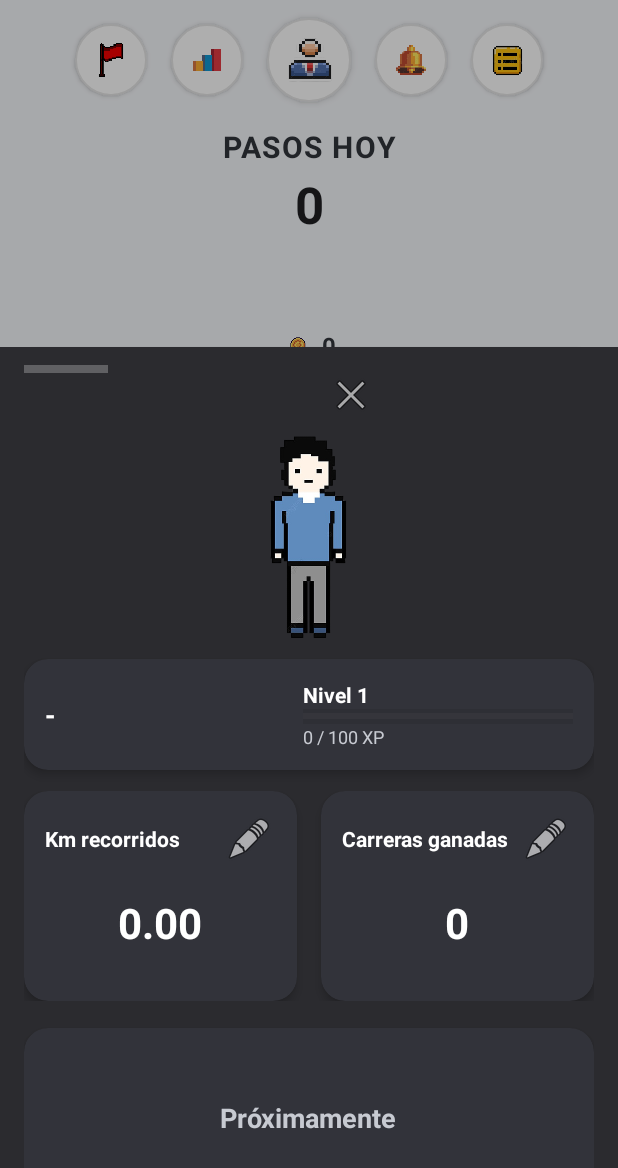
After one commit to ezepalleros/PodoVS-app-, an Android app: the fragment ProfileFragment placed in its activity, on a phone screen of 412 x 824 dp. The commit adds this screen. Shown: the top 1168 px of the screen. Run offline under Robolectric (Android 15) with nearby library versions, the phone set to English and light mode, and no system bars; 1 statement that could not run was skipped.

Commit message:
ProfileFragment agregado

```diff
--- a/app/src/main/java/com/example/podovs/MainActivity.java
+++ b/app/src/main/java/com/example/podovs/MainActivity.java
@@ -107,9 +107,8 @@ public class MainActivity extends AppCompatActivity {
         // --- Clicks de la fila superior ---
         findViewById(R.id.btnTopGoals).setOnClickListener(v -> openGoalsFragment());
         findViewById(R.id.btnTopStats).setOnClickListener(v -> openStatsFragment());
-        findViewById(R.id.btnTopProfile).setOnClickListener(v ->
-                Toast.makeText(this, "Perfil (próximamente)", Toast.LENGTH_SHORT).show());
-        findViewById(R.id.btnTopNotifications).setOnClickListener(v -> openNotificationsFragment());
+        findViewById(R.id.btnTopProfile).setOnClickListener(v -> openProfileSheet()); // <-- abrir perfil
+        findViewById(R.id.btnTopNotifications).setOnClickListener(v -> openNotificationsFragment()); // <-- abrir notifs
         findViewById(R.id.btnTopOptions).setOnClickListener(v ->
                 Toast.makeText(this, "Opciones (próximamente)", Toast.LENGTH_SHORT).show());
 
@@ -169,6 +168,13 @@ public class MainActivity extends AppCompatActivity {
                 .commit();
     }
 
+    // Abre el panel inferior de perfil (BottomSheetDialogFragment)
+    private void openProfileSheet() {
+        ProfileFragment sheet = new ProfileFragment();
+        sheet.show(getSupportFragmentManager(), "profile_sheet");
+    }
+
+    // Abre la lista de notificaciones
     private void openNotificationsFragment() {
         getSupportFragmentManager()
                 .beginTransaction()
--- /dev/null
+++ b/app/src/main/java/com/example/podovs/ProfileFragment.java
@@ -0,0 +1,236 @@
+package com.example.podovs;
+
+import android.content.Context;
+import android.content.SharedPreferences;
+import android.database.Cursor;
+import android.os.Bundle;
+import android.text.TextUtils;
+import android.view.LayoutInflater;
+import android.view.View;
+import android.view.ViewGroup;
+import android.widget.ImageButton;
+import android.widget.ImageView;
+import android.widget.ProgressBar;
+import android.widget.TextView;
+
+import androidx.annotation.NonNull;
+import androidx.annotation.Nullable;
+
+import com.google.android.material.bottomsheet.BottomSheetDialogFragment;
+
+import java.util.LinkedHashMap;
+import java.util.Locale;
+import java.util.Map;
+
+public class ProfileFragment extends BottomSheetDialogFragment {
+
+    // UI
+    private ImageView ivAvatar;
+    private TextView tvName;
+    private TextView tvLevel;
+    private ProgressBar pbXp;
+    private TextView tvXpHint;
+
+    private TextView tvStat1Title, tvStat1Value;
+    private ImageButton btnEdit1;
+    private TextView tvStat2Title, tvStat2Value;
+    private ImageButton btnEdit2;
+
+    // Data
+    private DatabaseHelper db;
+    private long userId = -1L;
+
+    // Config
+    private static final String PREFS_PROFILE = "profile_prefs";
+    private static final String KEY_SLOT1 = "slot1_key";
+    private static final String KEY_SLOT2 = "slot2_key";
+    private static final int XP_PER_LEVEL = 100; // debe coincidir con DatabaseHelper
+
+    // Conjunto de métricas disponibles (clave -> título en UI)
+    // Las claves se usan para guardar preferencia de qué mostrar.
+    private static final LinkedHashMap<String, String> METRIC_TITLES = new LinkedHashMap<>();
+    static {
+        METRIC_TITLES.put(DatabaseHelper.COL_ST_KM_TOTAL, "Km recorridos");
+        METRIC_TITLES.put(DatabaseHelper.COL_ST_CARRERAS_GANADAS, "Carreras ganadas");
+        METRIC_TITLES.put(DatabaseHelper.COL_ST_OBJ_COMPRADOS, "Objetos comprados");
+        METRIC_TITLES.put(DatabaseHelper.COL_ST_EVENTOS_PART, "Eventos participados");
+        METRIC_TITLES.put(DatabaseHelper.COL_ST_MEJOR_POS_MENSUAL, "Mejor posición mensual");
+        METRIC_TITLES.put(DatabaseHelper.COL_ST_METAS_DIARIAS_OK, "Metas diarias OK");
+        METRIC_TITLES.put(DatabaseHelper.COL_ST_METAS_SEMANALES_OK, "Metas semanales OK");
+        METRIC_TITLES.put(DatabaseHelper.COL_ST_PASOS_TOTALES, "Pasos totales");
+    }
+
+    public ProfileFragment() {}
+
+    @Nullable @Override
+    public View onCreateView(
+            @NonNull LayoutInflater inflater,
+            @Nullable ViewGroup container,
+            @Nullable Bundle savedInstanceState
+    ) {
+        return inflater.inflate(R.layout.fragment_profile, container, false);
+    }
+
+    @Override
+    public void onViewCreated(@NonNull View v, @Nullable Bundle savedInstanceState) {
+        super.onViewCreated(v, savedInstanceState);
+
+        ivAvatar = v.findViewById(R.id.ivAvatarLarge);
+        tvName = v.findViewById(R.id.tvUserName);
+        tvLevel = v.findViewById(R.id.tvLevel);
+        pbXp = v.findViewById(R.id.pbXp);
+        tvXpHint = v.findViewById(R.id.tvXpHint);
+
+        tvStat1Title = v.findViewById(R.id.tvStat1Title);
+        tvStat1Value = v.findViewById(R.id.tvStat1Value);
+        btnEdit1 = v.findViewById(R.id.btnEdit1);
+
+        tvStat2Title = v.findViewById(R.id.tvStat2Title);
+        tvStat2Value = v.findViewById(R.id.tvStat2Value);
+        btnEdit2 = v.findViewById(R.id.btnEdit2);
+
+        ImageButton btnClose = v.findViewById(R.id.btnCloseSheet);
+        btnClose.setOnClickListener(view -> dismiss());
+
+        ivAvatar.setImageResource(R.drawable.default_avatar);
+
+        db = new DatabaseHelper(requireContext());
+        userId = requireContext().getSharedPreferences("session", Context.MODE_PRIVATE)
+                .getLong("user_id", -1L);
+
+        // Cargar nombre/level/xp
+        loadHeader();
+
+        // Cargar y mostrar dos tarjetas configurables
+        refreshStatCards();
+
+        // Editar qué métrica se muestra en cada tarjeta
+        btnEdit1.setOnClickListener(view -> showPickerForSlot(1));
+        btnEdit2.setOnClickListener(view -> showPickerForSlot(2));
+    }
+
+    // ---------- Header (nombre, nivel, XP) ----------
+    private void loadHeader() {
+        // nombre + nivel
+        Cursor cu = db.getReadableDatabase().rawQuery(
+                "SELECT " + DatabaseHelper.COL_NOMBRE + ", " + DatabaseHelper.COL_NIVEL +
+                        " FROM " + DatabaseHelper.TABLE_USUARIOS + " WHERE " + DatabaseHelper.COL_ID + "=? LIMIT 1",
+                new String[]{ String.valueOf(userId) }
+        );
+        String nombre = "-";
+        int nivel = 1;
+        try {
+            if (cu.moveToFirst()) {
+                nombre = cu.isNull(0) ? "-" : cu.getString(0);
+                nivel = cu.isNull(1) ? 1 : cu.getInt(1);
+            }
+        } finally { cu.close(); }
+
+        tvName.setText(nombre);
+        tvLevel.setText(String.format(Locale.getDefault(), "Nivel %d", nivel));
+
+        // XP actual
+        Cursor cxp = db.getReadableDatabase().rawQuery(
+                "SELECT s." + DatabaseHelper.COL_ST_XP +
+                        " FROM " + DatabaseHelper.TABLE_USUARIOS + " u " +
+                        "JOIN " + DatabaseHelper.TABLE_STATS + " s ON s." + DatabaseHelper.COL_ST_ID + " = u." + DatabaseHelper.COL_STATS_FK + " " +
+                        "WHERE u." + DatabaseHelper.COL_ID + "=? LIMIT 1",
+                new String[]{ String.valueOf(userId) }
+        );
+        int xp = 0;
+        try {
+            if (cxp.moveToFirst()) xp = cxp.isNull(0) ? 0 : cxp.getInt(0);
+        } finally { cxp.close(); }
+
+        pbXp.setMax(XP_PER_LEVEL);
+        pbXp.setProgress(Math.max(0, Math.min(xp, XP_PER_LEVEL)));
+        tvXpHint.setText(String.format(Locale.getDefault(), "%d / %d XP", xp, XP_PER_LEVEL));
+    }
+
+    // ---------- Tarjetas configurables ----------
+    private void refreshStatCards() {
+        SharedPreferences sp = requireContext().getSharedPreferences(PREFS_PROFILE, Context.MODE_PRIVATE);
+        String k1 = sp.getString(KEY_SLOT1, DatabaseHelper.COL_ST_KM_TOTAL);
+        String k2 = sp.getString(KEY_SLOT2, DatabaseHelper.COL_ST_CARRERAS_GANADAS);
+
+        // Evitar que ambas tarjetas muestren lo mismo en el primer inicio
+        if (TextUtils.equals(k1, k2)) k2 = DatabaseHelper.COL_ST_CARRERAS_GANADAS;
+
+        Map<String, Object> values = readAllMetrics();
+
+        tvStat1Title.setText(titleFor(k1));
+        tvStat1Value.setText(formatValue(k1, values.get(k1)));
+
+        tvStat2Title.setText(titleFor(k2));
+        tvStat2Value.setText(formatValue(k2, values.get(k2)));
+    }
+
+    private Map<String, Object> readAllMetrics() {
+        LinkedHashMap<String, Object> map = new LinkedHashMap<>();
+        String sql = "SELECT " +
+                "s." + DatabaseHelper.COL_ST_KM_TOTAL + "," +
+                "s." + DatabaseHelper.COL_ST_CARRERAS_GANADAS + "," +
+                "s." + DatabaseHelper.COL_ST_OBJ_COMPRADOS + "," +
+                "s." + DatabaseHelper.COL_ST_EVENTOS_PART + "," +
+                "s." + DatabaseHelper.COL_ST_MEJOR_POS_MENSUAL + "," +
+                "s." + DatabaseHelper.COL_ST_METAS_DIARIAS_OK + "," +
+                "s." + DatabaseHelper.COL_ST_METAS_SEMANALES_OK + "," +
+                "s." + DatabaseHelper.COL_ST_PASOS_TOTALES +
+                " FROM " + DatabaseHelper.TABLE_USUARIOS + " u " +
+                "JOIN " + DatabaseHelper.TABLE_STATS + " s ON s." + DatabaseHelper.COL_ST_ID + " = u." + DatabaseHelper.COL_STATS_FK + " " +
+                "WHERE u." + DatabaseHelper.COL_ID + "=? LIMIT 1";
+
+        Cursor c = db.getReadableDatabase().rawQuery(sql, new String[]{ String.valueOf(userId) });
+        try {
+            if (c.moveToFirst()) {
+                map.put(DatabaseHelper.COL_ST_KM_TOTAL, c.isNull(0) ? 0d : c.getDouble(0));
+                map.put(DatabaseHelper.COL_ST_CARRERAS_GANADAS, c.isNull(1) ? 0 : c.getInt(1));
+                map.put(DatabaseHelper.COL_ST_OBJ_COMPRADOS, c.isNull(2) ? 0 : c.getInt(2));
+                map.put(DatabaseHelper.COL_ST_EVENTOS_PART, c.isNull(3) ? 0 : c.getInt(3));
+                map.put(DatabaseHelper.COL_ST_MEJOR_POS_MENSUAL, c.isNull(4) ? null : c.getInt(4));
+                map.put(DatabaseHelper.COL_ST_METAS_DIARIAS_OK, c.isNull(5) ? 0 : c.getInt(5));
+                map.put(DatabaseHelper.COL_ST_METAS_SEMANALES_OK, c.isNull(6) ? 0 : c.getInt(6));
+                map.put(DatabaseHelper.COL_ST_PASOS_TOTALES, c.isNull(7) ? 0 : c.getInt(7));
+            }
+        } finally { c.close(); }
+        return map;
+    }
+
+    private String titleFor(String key) {
+        String t = METRIC_TITLES.get(key);
+        return (t == null) ? key : t;
+    }
+
+    private String formatValue(String key, Object value) {
+        if (key.equals(DatabaseHelper.COL_ST_KM_TOTAL)) {
+            double km = value instanceof Number ? ((Number) value).doubleValue() : 0d;
+            return String.format(Locale.getDefault(), "%.2f", km);
+        }
+        if (key.equals(DatabaseHelper.COL_ST_MEJOR_POS_MENSUAL)) {
+            if (value == null) return "-";
+            return String.valueOf(((Number) value).intValue());
+        }
+        // restantes: números enteros
+        int v = (value instanceof Number) ? ((Number) value).intValue() : 0;
+        return String.format(Locale.getDefault(), "%,d", v);
+    }
+
+    private void showPickerForSlot(int slot) {
+        final String[] keys = METRIC_TITLES.keySet().toArray(new String[0]);
+        final String[] titles = METRIC_TITLES.values().toArray(new String[0]);
+
+        new androidx.appcompat.app.AlertDialog.Builder(requireContext())
+                .setTitle("Elegí una estadística")
+                .setItems(titles, (dialog, which) -> {
+                    String chosenKey = keys[which];
+                    SharedPreferences sp = requireContext().getSharedPreferences(PREFS_PROFILE, Context.MODE_PRIVATE);
+                    if (slot == 1) {
+                        sp.edit().putString(KEY_SLOT1, chosenKey).apply();
+                    } else {
+                        sp.edit().putString(KEY_SLOT2, chosenKey).apply();
+                    }
+                    refreshStatCards();
+                })
+                .show();
+    }
+}
--- /dev/null
+++ b/app/src/main/res/layout/fragment_profile.xml
@@ -0,0 +1,259 @@
+<?xml version="1.0" encoding="utf-8"?>
+<ScrollView xmlns:android="http://schemas.android.com/apk/res/android"
+    xmlns:app="http://schemas.android.com/apk/res-auto"
+    android:layout_width="match_parent"
+    android:layout_height="wrap_content"
+    android:fillViewport="true"
+    android:background="#2B2B2F">
+
+    <!-- Contenedor del BottomSheet -->
+    <LinearLayout
+        android:layout_width="match_parent"
+        android:layout_height="wrap_content"
+        android:orientation="vertical"
+        android:paddingTop="12dp"
+        android:paddingBottom="24dp"
+        android:paddingStart="16dp"
+        android:paddingEnd="16dp">
+
+        <!-- Handle + cerrar -->
+        <LinearLayout
+            android:layout_width="match_parent"
+            android:layout_height="wrap_content"
+            android:gravity="center_vertical">
+
+            <View
+                android:layout_width="56dp"
+                android:layout_height="5dp"
+                android:layout_marginTop="6dp"
+                android:layout_marginBottom="10dp"
+                android:layout_gravity="center_horizontal"
+                android:background="@android:color/white"
+                android:alpha="0.25" />
+
+            <ImageButton
+                android:id="@+id/btnCloseSheet"
+                android:layout_width="40dp"
+                android:layout_height="40dp"
+                android:layout_weight="1"
+                android:layout_gravity="end"
+                android:background="@android:color/transparent"
+                android:src="@android:drawable/ic_menu_close_clear_cancel" />
+        </LinearLayout>
+
+        <!-- Avatar -->
+        <ImageView
+            android:id="@+id/ivAvatarLarge"
+            android:layout_width="140dp"
+            android:layout_height="140dp"
+            android:layout_gravity="center_horizontal"
+            android:src="@drawable/default_avatar"
+            android:scaleType="centerInside"
+            android:contentDescription="@string/app_name"
+            android:layout_marginTop="6dp"
+            android:layout_marginBottom="10dp" />
+
+        <!-- Nombre + Nivel/XP (card oscura) -->
+        <androidx.cardview.widget.CardView
+            android:layout_width="match_parent"
+            android:layout_height="wrap_content"
+            app:cardBackgroundColor="#32333A"
+            app:cardCornerRadius="16dp"
+            app:cardElevation="4dp">
+
+            <LinearLayout
+                android:layout_width="match_parent"
+                android:layout_height="wrap_content"
+                android:orientation="horizontal"
+                android:gravity="center_vertical"
+                android:padding="14dp">
+
+                <TextView
+                    android:id="@+id/tvUserName"
+                    android:layout_width="0dp"
+                    android:layout_height="wrap_content"
+                    android:layout_weight="1"
+                    android:text="Nombre"
+                    android:textStyle="bold"
+                    android:textSize="18sp"
+                    android:paddingEnd="12dp"
+                    android:maxLines="1"
+                    android:ellipsize="end"
+                    android:textColor="@android:color/white" />
+
+                <LinearLayout
+                    android:layout_width="180dp"
+                    android:layout_height="wrap_content"
+                    android:orientation="vertical">
+
+                    <TextView
+                        android:id="@+id/tvLevel"
+                        android:layout_width="match_parent"
+                        android:layout_height="wrap_content"
+                        android:text="Nivel 1"
+                        android:textStyle="bold"
+                        android:textColor="@android:color/white" />
+
+                    <ProgressBar
+                        android:id="@+id/pbXp"
+                        style="?android:attr/progressBarStyleHorizontal"
+                        android:layout_width="match_parent"
+                        android:layout_height="10dp"
+                        android:max="100"
+                        android:progress="40"
+                        android:progressTint="#6FE6B7"
+                        android:background="#14000000" />
+
+                    <TextView
+                        android:id="@+id/tvXpHint"
+                        android:layout_width="match_parent"
+                        android:layout_height="wrap_content"
+                        android:text="40 / 100 XP"
+                        android:textSize="12sp"
+                        android:textColor="#C7CAD1" />
+                </LinearLayout>
+            </LinearLayout>
+        </androidx.cardview.widget.CardView>
+
+        <!-- Tarjetas de estadísticas configurables -->
+        <LinearLayout
+            android:layout_width="match_parent"
+            android:layout_height="wrap_content"
+            android:orientation="horizontal"
+            android:gravity="center"
+            android:layout_marginTop="14dp"
+            android:layout_marginBottom="10dp">
+
+            <!-- Card 1 -->
+            <androidx.cardview.widget.CardView
+                android:layout_width="0dp"
+                android:layout_height="140dp"
+                android:layout_weight="1"
+                android:layout_marginEnd="8dp"
+                app:cardBackgroundColor="#32333A"
+                app:cardCornerRadius="16dp"
+                app:cardElevation="4dp">
+
+                <LinearLayout
+                    android:layout_width="match_parent"
+                    android:layout_height="match_parent"
+                    android:orientation="vertical"
+                    android:padding="14dp">
+
+                    <LinearLayout
+                        android:layout_width="match_parent"
+                        android:layout_height="wrap_content"
+                        android:orientation="horizontal"
+                        android:gravity="center_vertical">
+
+                        <TextView
+                            android:id="@+id/tvStat1Title"
+                            android:layout_width="0dp"
+                            android:layout_height="wrap_content"
+                            android:layout_weight="1"
+                            android:text="Km recorridos"
+                            android:textStyle="bold"
+                            android:textColor="@android:color/white" />
+
+                        <ImageButton
+                            android:id="@+id/btnEdit1"
+                            android:layout_width="36dp"
+                            android:layout_height="36dp"
+                            android:background="@android:color/transparent"
+                            android:src="@android:drawable/ic_menu_edit" />
+                    </LinearLayout>
+
+                    <TextView
+                        android:id="@+id/tvStat1Value"
+                        android:layout_width="match_parent"
+                        android:layout_height="0dp"
+                        android:layout_weight="1"
+                        android:text="00"
+                        android:textColor="@android:color/white"
+                        android:textStyle="bold"
+                        android:textSize="28sp"
+                        android:gravity="center" />
+                </LinearLayout>
+            </androidx.cardview.widget.CardView>
+
+            <!-- Card 2 -->
+            <androidx.cardview.widget.CardView
+                android:layout_width="0dp"
+                android:layout_height="140dp"
+                android:layout_weight="1"
+                android:layout_marginStart="8dp"
+                app:cardBackgroundColor="#32333A"
+                app:cardCornerRadius="16dp"
+                app:cardElevation="4dp">
+
+                <LinearLayout
+                    android:layout_width="match_parent"
+                    android:layout_height="match_parent"
+                    android:orientation="vertical"
+                    android:padding="14dp">
+
+                    <LinearLayout
+                        android:layout_width="match_parent"
+                        android:layout_height="wrap_content"
+                        android:orientation="horizontal"
+                        android:gravity="center_vertical">
+
+                        <TextView
+                            android:id="@+id/tvStat2Title"
+                            android:layout_width="0dp"
+                            android:layout_height="wrap_content"
+                            android:layout_weight="1"
+                            android:text="Carreras ganadas"
+                            android:textStyle="bold"
+                            android:textColor="@android:color/white" />
+
+                        <ImageButton
+                            android:id="@+id/btnEdit2"
+                            android:layout_width="36dp"
+                            android:layout_height="36dp"
+                            android:background="@android:color/transparent"
+                            android:src="@android:drawable/ic_menu_edit" />
+                    </LinearLayout>
+
+                    <TextView
+                        android:id="@+id/tvStat2Value"
+                        android:layout_width="match_parent"
+                        android:layout_height="0dp"
+                        android:layout_weight="1"
+                        android:text="00"
+                        android:textColor="@android:color/white"
+                        android:textStyle="bold"
+                        android:textSize="28sp"
+                        android:gravity="center" />
+                </LinearLayout>
+            </androidx.cardview.widget.CardView>
+        </LinearLayout>
+
+        <!-- Hitos / Próximamente -->
+        <androidx.cardview.widget.CardView
+            android:layout_width="match_parent"
+            android:layout_height="120dp"
+            android:layout_marginTop="8dp"
+            android:layout_marginBottom="8dp"
+            app:cardBackgroundColor="#32333A"
+            app:cardCornerRadius="16dp"
+            app:cardElevation="4dp">
+
+            <LinearLayout
+                android:layout_width="match_parent"
+                android:layout_height="match_parent"
+                android:orientation="vertical"
+                android:gravity="center">
+
+                <TextView
+                    android:layout_width="wrap_content"
+                    android:layout_height="wrap_content"
+                    android:text="Próximamente"
+                    android:textStyle="bold"
+                    android:textSize="18sp"
+                    android:textColor="#C7CAD1" />
+            </LinearLayout>
+        </androidx.cardview.widget.CardView>
+
+    </LinearLayout>
+</ScrollView>
```
